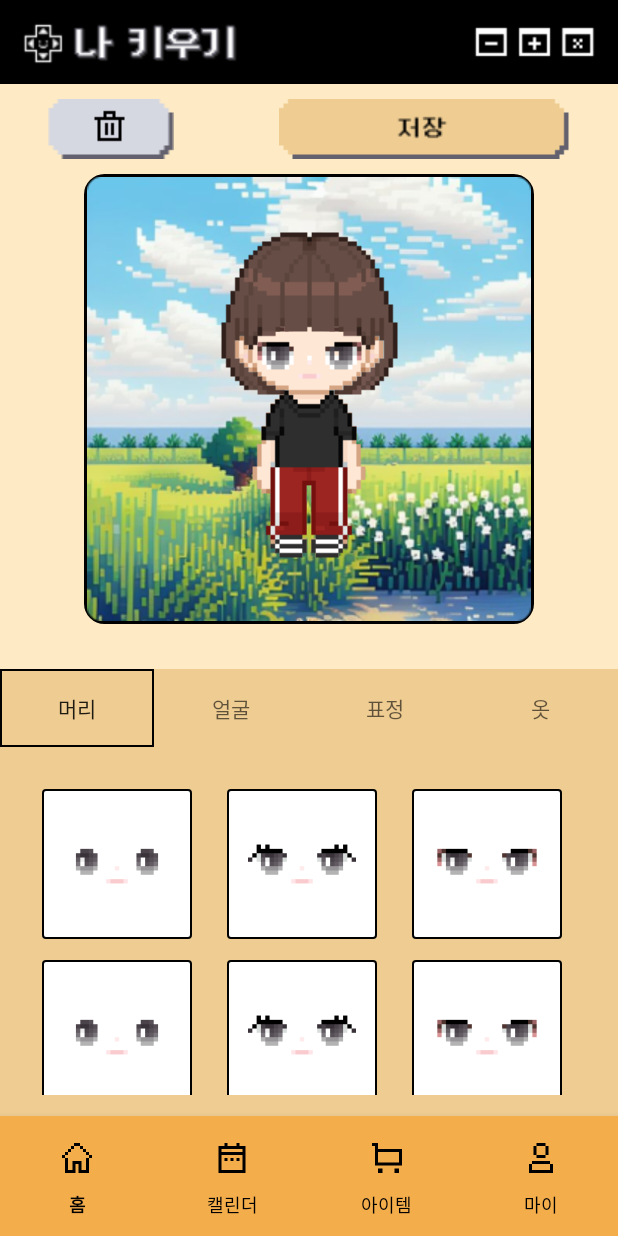
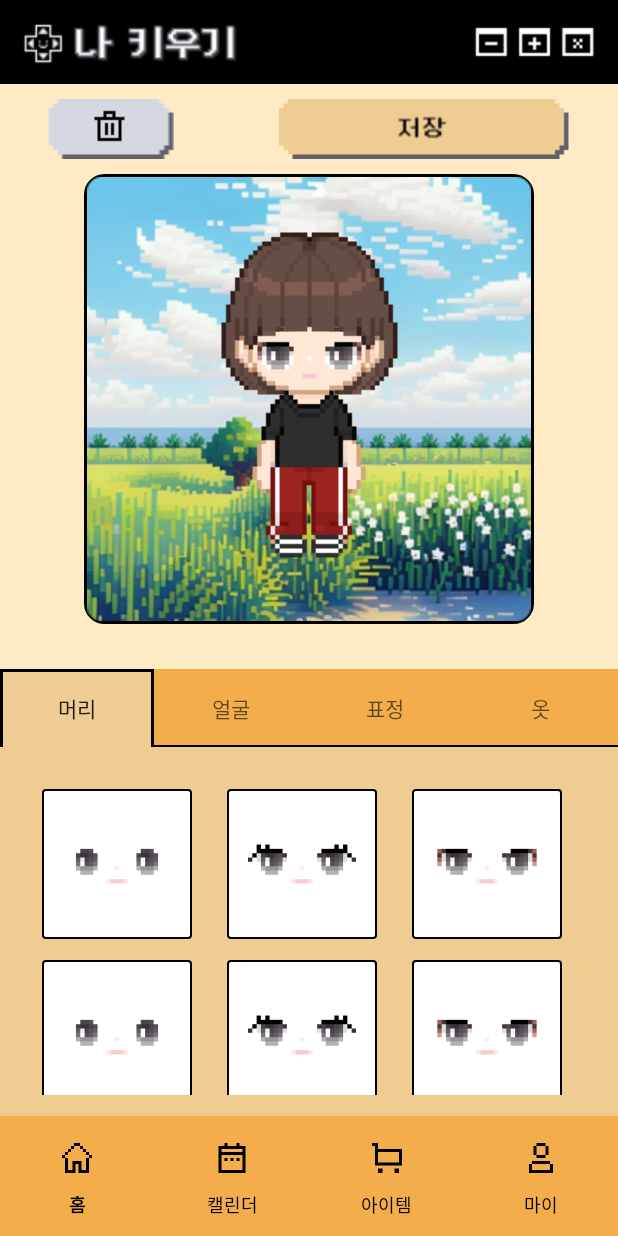
Before and after one commit to DEPthes/3rd-MVP-NoPlanB-Android, an Android app: the fragment ItemFragment placed in its activity, on a phone screen of 412 x 824 dp. Run offline under Robolectric (Android 15) with nearby library versions, the phone set to English and light mode, and no system bars; our stand-ins replace data binding; libraries missing offline, so code that uses them is left out: com.orhanobut.logger; pictures from the network do not load; 2 statements that could not run were skipped.

Commit message:
fix/item-page-tablayout
tablayout 수정

```diff
--- a/GrowMe/app/src/main/java/com/growme/growme/presentation/views/item/ItemFragment.kt
+++ b/GrowMe/app/src/main/java/com/growme/growme/presentation/views/item/ItemFragment.kt
@@ -30,6 +30,7 @@ class ItemFragment : Fragment() {
         setTabLayout()
         selectFirstTab()
         setItemRv()
+        binding.tlInventory.getTabAt(0)?.let { updateUnselectedTabs(it) }
     }
 
     private fun setTabLayout() {
--- a/GrowMe/app/src/main/res/drawable/tab_item_selected.xml
+++ b/GrowMe/app/src/main/res/drawable/tab_item_selected.xml
@@ -1,12 +1,15 @@
 <?xml version="1.0" encoding="utf-8"?>
-<shape xmlns:android="http://schemas.android.com/apk/res/android"
-    android:shape="rectangle">
-    <solid android:color="@color/sandy_beige" /> <!-- Background color -->
-    <stroke
-        android:width="1dp"
-        android:color="@color/black"
-        android:top="1dp"
-        android:left="1dp"
-        android:right="1dp"
-        android:bottom="0dp" />
-</shape>
+<layer-list xmlns:android="http://schemas.android.com/apk/res/android">
+    <item
+        android:bottom="-2dp"
+        android:top="0dp"
+        android:left="0dp"
+        android:right="0dp">
+        <shape android:shape="rectangle">
+            <solid android:color="@color/sandy_beige" />
+            <stroke
+                android:width="2dp"
+                android:color="@color/black" />
+        </shape>
+    </item>
+</layer-list>
--- a/GrowMe/app/src/main/res/drawable/tab_item_unselected.xml
+++ b/GrowMe/app/src/main/res/drawable/tab_item_unselected.xml
@@ -1,12 +1,15 @@
 <?xml version="1.0" encoding="utf-8"?>
-<shape xmlns:android="http://schemas.android.com/apk/res/android"
-    android:shape="rectangle">
-    <solid android:color="@color/sandy_beige" /> <!-- Background color -->
-    <stroke
-        android:width="1dp"
-        android:color="@color/black"
-        android:bottom="1dp"
-        android:top="0dp"
-        android:left="0dp"
-        android:right="0dp" />
-</shape>
+<layer-list xmlns:android="http://schemas.android.com/apk/res/android">
+    <item
+        android:bottom="0dp"
+        android:top="-2dp"
+        android:left="-2dp"
+        android:right="-2dp">
+        <shape android:shape="rectangle">
+            <solid android:color="@color/cream_yellow" />
+            <stroke
+                android:width="1dp"
+                android:color="@color/black" />
+        </shape>
+    </item>
+</layer-list>
--- a/GrowMe/app/src/main/res/layout/fragment_item.xml
+++ b/GrowMe/app/src/main/res/layout/fragment_item.xml
@@ -1,6 +1,7 @@
 <?xml version="1.0" encoding="utf-8"?>
 <layout xmlns:android="http://schemas.android.com/apk/res/android"
-    xmlns:app="http://schemas.android.com/apk/res-auto">
+    xmlns:app="http://schemas.android.com/apk/res-auto"
+    xmlns:tools="http://schemas.android.com/tools">
 
     <data>
 
@@ -95,28 +96,32 @@
                 android:layout_width="wrap_content"
                 android:layout_height="wrap_content"
                 android:layout_gravity="center"
-                android:text="머리" />
+                android:text="머리"
+                style="@style/neodgm_medium" />
 
             <com.google.android.material.tabs.TabItem
                 android:id="@+id/tab_face"
                 android:layout_width="wrap_content"
                 android:layout_height="wrap_content"
                 android:layout_gravity="center"
-                android:text="얼굴" />
+                android:text="얼굴"
+                style="@style/neodgm_medium" />
 
             <com.google.android.material.tabs.TabItem
                 android:id="@+id/tab_emotion"
                 android:layout_width="wrap_content"
                 android:layout_height="wrap_content"
                 android:layout_gravity="center"
-                android:text="표정" />
+                android:text="표정"
+                style="@style/neodgm_medium" />
 
             <com.google.android.material.tabs.TabItem
                 android:id="@+id/tab_cloth"
                 android:layout_width="wrap_content"
                 android:layout_height="wrap_content"
                 android:layout_gravity="center"
-                android:text="옷" />
+                android:text="옷"
+                style="@style/neodgm_medium" />
         </com.google.android.material.tabs.TabLayout>
 
         <FrameLayout
@@ -132,6 +137,7 @@
             android:layout_width="match_parent"
             android:layout_height="0dp"
             android:layout_margin="14dp"
+            tools:listitem="@layout/item_inventory"
             app:layoutManager="androidx.recyclerview.widget.GridLayoutManager"
             app:layout_constraintBottom_toBottomOf="parent"
             app:layout_constraintTop_toTopOf="@id/fl_inventory"
```
